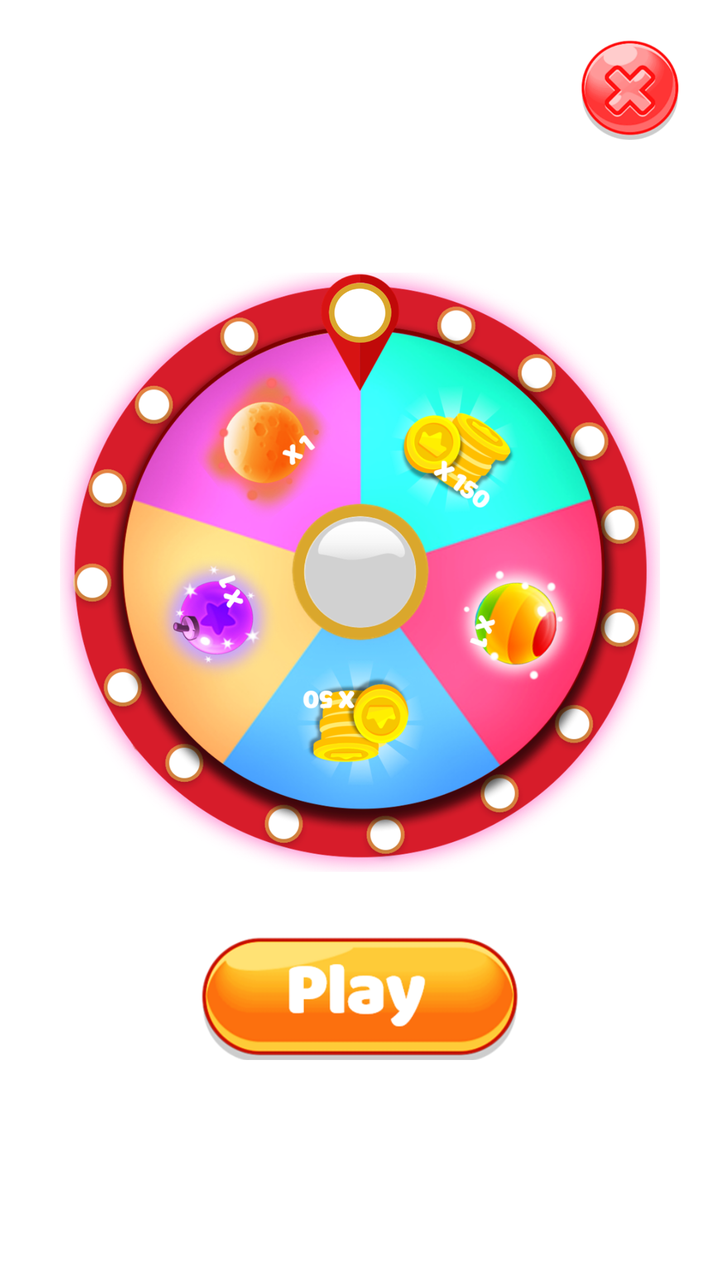
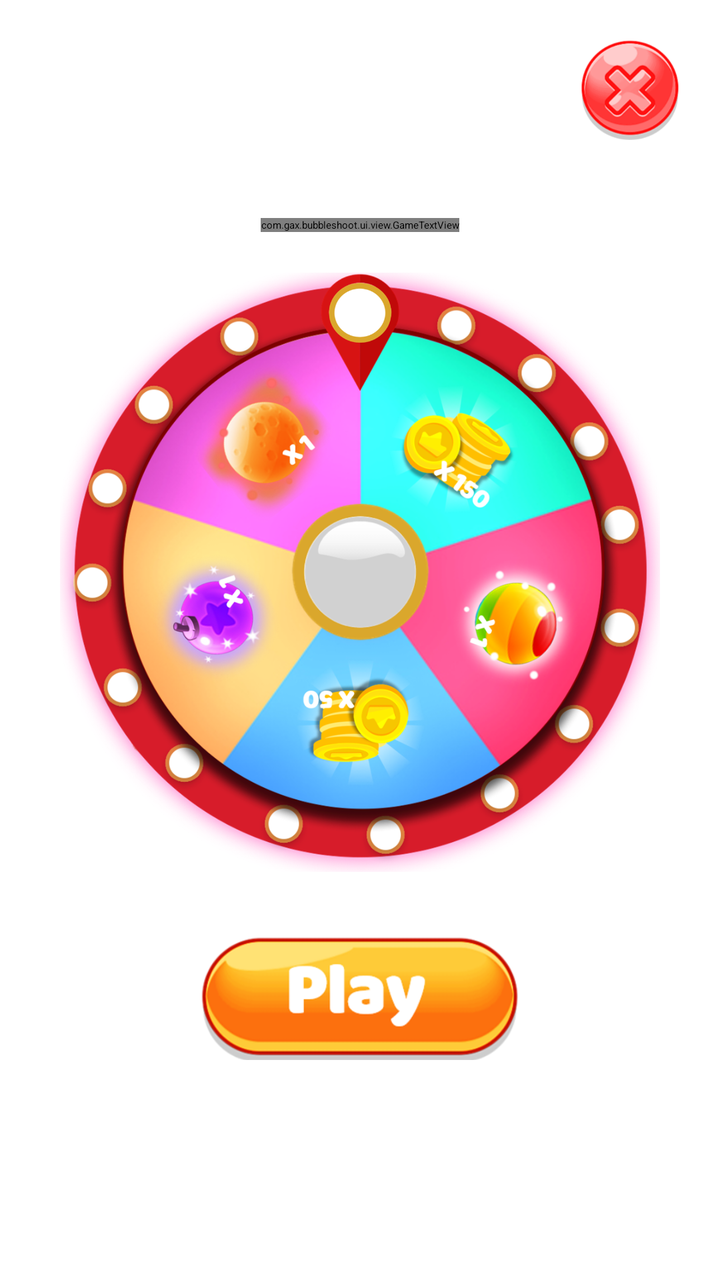

An Android layout rendered at two revisions. The XML below is the earlier revision; the diff shows what the commit changed to produce the second picture.
<!-- AndroidManifest.xml: application theme Theme.App.Starting -->
<!-- res/layout/dialog_wheel.xml -->
<?xml version="1.0" encoding="utf-8"?>
<androidx.constraintlayout.widget.ConstraintLayout
    xmlns:android="http://schemas.android.com/apk/res/android"
    xmlns:app="http://schemas.android.com/apk/res-auto"
    xmlns:tools="http://schemas.android.com/tools"
    android:layout_width="match_parent"
    android:layout_height="match_parent"
    tools:ignore="ContentDescription">

    <ImageButton
        android:id="@+id/btn_cancel"
        android:layout_width="@dimen/btn_round_width"
        android:layout_height="@dimen/btn_round_width"
        android:layout_margin="@dimen/margin_20"
        android:background="@drawable/btn_cancel"
        app:layout_constraintEnd_toEndOf="parent"
        app:layout_constraintTop_toTopOf="parent" />

    <TextView
        android:id="@+id/txt_bonus"
        android:layout_width="wrap_content"
        android:layout_height="wrap_content"
        android:layout_margin="@dimen/margin_20"
        app:fontFamily="@font/baloo"
        android:gravity="center"
        android:text="@string/txt_bonus"
        android:textColor="@color/white"
        android:textSize="@dimen/txt_dialog_size"
        android:textStyle="bold"
        app:layout_constraintBottom_toTopOf="@id/image_wheel"
        app:layout_constraintEnd_toEndOf="parent"
        app:layout_constraintStart_toStartOf="parent" />

    <ImageView
        android:id="@+id/image_wheel"
        android:layout_width="@dimen/image_wheel_width"
        android:layout_height="@dimen/image_wheel_width"
        android:src="@drawable/wheel"
        app:layout_constraintBottom_toBottomOf="parent"
        app:layout_constraintEnd_toEndOf="parent"
        app:layout_constraintStart_toStartOf="parent"
        app:layout_constraintTop_toTopOf="parent"
        app:layout_constraintVertical_bias="0.4" />

    <ImageView
        android:id="@+id/image_wheel_pointer"
        android:layout_width="@dimen/image_wheel_pointer_width"
        android:layout_height="0dp"
        android:src="@drawable/wheel_pointer"
        app:layout_constraintDimensionRatio="2:3"
        app:layout_constraintEnd_toEndOf="@id/image_wheel"
        app:layout_constraintStart_toStartOf="@id/image_wheel"
        app:layout_constraintTop_toTopOf="@id/image_wheel" />

    <ImageView
        android:layout_width="@dimen/image_wheel_axis_width"
        android:layout_height="@dimen/image_wheel_axis_width"
        android:src="@drawable/wheel_axis"
        app:layout_constraintBottom_toBottomOf="@+id/image_wheel"
        app:layout_constraintEnd_toEndOf="@+id/image_wheel"
        app:layout_constraintStart_toStartOf="@+id/image_wheel"
        app:layout_constraintTop_toTopOf="@+id/image_wheel" />

    <ImageButton
        android:id="@+id/btn_play"
        android:layout_width="@dimen/btn_width"
        android:layout_height="0dp"
        android:layout_margin="@dimen/margin_30"
        android:background="@drawable/btn_play"
        app:layout_constraintDimensionRatio="5:2"
        app:layout_constraintEnd_toEndOf="parent"
        app:layout_constraintStart_toStartOf="parent"
        app:layout_constraintTop_toBottomOf="@id/image_wheel" />

</androidx.constraintlayout.widget.ConstraintLayout>
<!-- resources referenced by this layout -->
<resources>
  <color name="white">#FFFFFFFF</color>
  <dimen name="btn_round_width">50dp</dimen>
  <dimen name="btn_width">160dp</dimen>
  <dimen name="image_wheel_axis_width">70dp</dimen>
  <dimen name="image_wheel_pointer_width">40dp</dimen>
  <dimen name="image_wheel_width">300dp</dimen>
  <dimen name="margin_20">20dp</dimen>
  <dimen name="margin_30">30dp</dimen>
  <dimen name="txt_dialog_size">35sp</dimen>
  <!-- drawable btn_cancel: png bitmap (drawable, 32030 bytes) -->
  <!-- drawable btn_play: png bitmap (drawable, 33559 bytes) -->
  <!-- drawable wheel: png bitmap (drawable, 1012718 bytes) -->
  <!-- drawable wheel_axis: png bitmap (drawable, 16460 bytes) -->
  <!-- drawable wheel_pointer: png bitmap (drawable, 26076 bytes) -->
  <string name="txt_bonus">Daily Bonus</string>
  <style name="Theme.App.Starting" parent="Theme.SplashScreen">
          
          <item name="windowSplashScreenBackground">@color/brown</item>
          
          
          <item name="postSplashScreenTheme">@style/Theme.AnimalsPop</item>
      </style>
  <color name="brown">#4E342E</color>
  <style name="Theme.AnimalsPop" parent="Theme.MaterialComponents.DayNight.NoActionBar">
          
          <item name="colorPrimary">@color/purple_500</item>
          <item name="colorPrimaryVariant">@color/purple_700</item>
          <item name="colorOnPrimary">@color/white</item>
          
          <item name="colorSecondary">@color/teal_200</item>
          <item name="colorSecondaryVariant">@color/teal_700</item>
          <item name="colorOnSecondary">@color/black</item>
          
          <item name="android:statusBarColor" tools:targetApi="l">?attr/colorPrimaryVariant</item>
          
      </style>
  <color name="purple_500">#FF6200EE</color>
  <color name="purple_700">#FF3700B3</color>
  <color name="teal_200">#FF03DAC5</color>
  <color name="teal_700">#FF018786</color>
  <color name="black">#FF000000</color>
</resources>

<!-- the commit's change to res/layout/dialog_wheel.xml (unified diff, before → after) -->
@@ -16,7 +16,7 @@
         app:layout_constraintEnd_toEndOf="parent"
         app:layout_constraintTop_toTopOf="parent" />
 
-    <TextView
+    <com.gax.bubbleshoot.ui.view.GameTextView
         android:id="@+id/txt_bonus"
         android:layout_width="wrap_content"
         android:layout_height="wrap_content"
